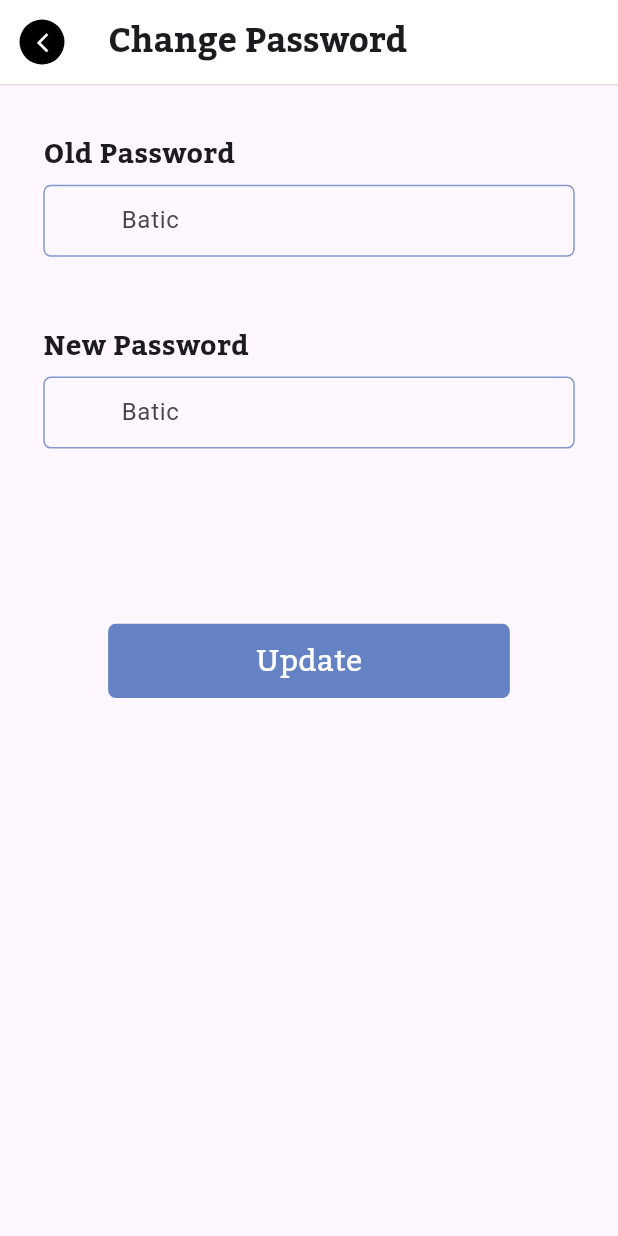
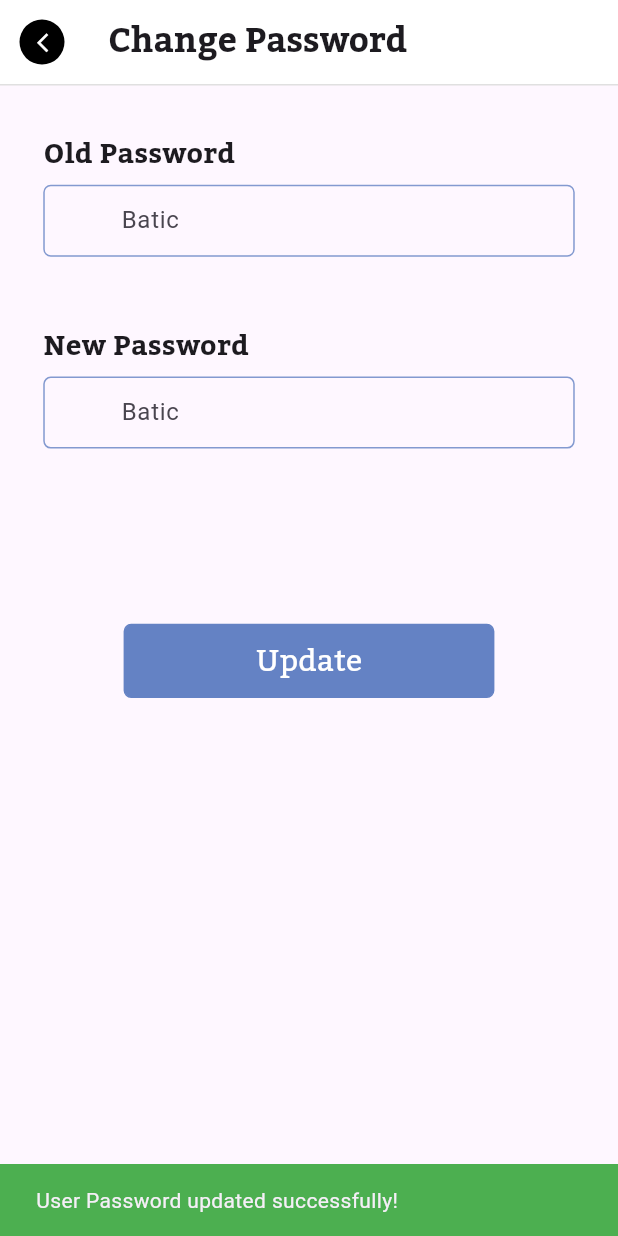
Before and after one commit to eylem2002/Real-Estate-Home-App, a Flutter app: the changePass screen opened directly, after a tap on "Update", on a phone screen of 412 x 824 dp. Run offline on Flutter 3.47's test engine with Material 3 defaults, Android fonts, the phone set to English and light mode, and no system bars; our stand-ins replace carousel_slider, cloud_firestore, firebase_auth, firebase_core, firebase_storage, flutter_svg and 3 more; accounts and stored records are empty; project files that could hold a hidden picture were left out.

Commit message:
personal details & chnage password Done

```diff
--- a/lib/core/services/MapScreen.dart
+++ b/lib/core/services/MapScreen.dart
@@ -11,7 +11,7 @@ class MapScreen extends StatefulWidget {
   final String servicesName;
   final double lon, lat;
 
-  const MapScreen({super.key, required this.servicesName, required this.lon, required this.lat});
+ const MapScreen({Key? key, required this.servicesName, required this.lon, required this.lat}) : super(key: key);
 
   @override
   _MapScreenState createState() => _MapScreenState();
@@ -112,7 +112,7 @@ class _MapScreenState extends State<MapScreen> {
                   rotateGesturesEnabled: true,
                   tiltGesturesEnabled: false,
                   myLocationEnabled: true,
-                  gestureRecognizers: <dynamic>{}..add(Factory<PanGestureRecognizer>(() => PanGestureRecognizer())),
+                gestureRecognizers: Set()..add(Factory<PanGestureRecognizer>(() => PanGestureRecognizer())),
                   mapType: currentMapType,
                   initialCameraPosition: cam_pos,
 
--- a/lib/view/screen/Main Screen/Profile Pages/Sell and rent/both/addPlanfloor.dart
+++ b/lib/view/screen/Main Screen/Profile Pages/Sell and rent/both/addPlanfloor.dart
@@ -9,7 +9,7 @@ List<File> sharedImageList = [];
     List<String> imageUrls = [];
 
 class ImagePick extends StatefulWidget {
-  const ImagePick({super.key, Key? key});
+const ImagePick({Key? key});
 
   @override
   State<ImagePick> createState() => _PickImageState();
--- a/lib/view/screen/Main Screen/Profile Pages/firstBox/ChnagePass.dart
+++ b/lib/view/screen/Main Screen/Profile Pages/firstBox/ChnagePass.dart
@@ -1,6 +1,7 @@
 // ignore: file_names
 // ignore_for_file: file_names
 
+import 'package:cloud_firestore/cloud_firestore.dart';
 import 'package:flutter/material.dart';
 import 'package:new_batic/controller/signup_controller.dart';
 import 'package:new_batic/core/services/EnterSevices.dart';
@@ -124,13 +125,55 @@ class _chnagePassState extends State<changePass> {
                   Center(
                       child: defaultButton(
                         text: 'Update',
-                      function: () {
+                        function: () {},
+                        onPressed: () async {
+                          try {
+                            String str="";
+                             final getData = await FirebaseFirestore.instance.collection('Users').get();
+    List<QueryDocumentSnapshot> Useer = getData.docs;
+
+    for (var element in Useer)
+    {
+str=element.id;
+    }
+
+
                             if (signUpController.formKey.currentState!
-                            .validate()) {}
+                                .validate()) {
+                             // User? user = FirebaseAuth.instance.currentUser;
+                             // print(user!.uid);
+
+                              if (str != null) {
+
+                                await FirebaseFirestore.instance.collection('Users').doc(str).update({
+                                  'Password': signUpController.password.text.toString(),
+
+                                });
+
+
+                                ScaffoldMessenger.of(context).showSnackBar(
+                                  SnackBar(
+                                    content: Text(
+                                        'User Password updated successfully!'),
+                                        backgroundColor: Colors.green,
+                                  ),
+                                );
+                              }
+                            }
+                          } catch (e) {
+                            print('Error updating user Password: $e');
+                            ScaffoldMessenger.of(context).showSnackBar(
+                              SnackBar(
+                                content: Text(
+                                    'An error occurred while updating user Password.'),
+                                     backgroundColor: Colors.red,
+                              ),
+
+                            );
+                          }
                         },
-                      onPressed: () {},
                         borderWidth: 10,
-                      width: widthNHeight0(context, 1) * 0.65,
+                        width: widthNHeight0(context, 1) * 0.6,
                         height: widthNHeight0(context, 1) * 0.12,
                         borderRadius: 5,
                       ),
--- a/lib/view/widget/Myhomecard.dart
+++ b/lib/view/widget/Myhomecard.dart
@@ -1,4 +1,4 @@
-// ignore_for_file: use_super_parameters
+// ignore_for_file: use_super_parameters, avoid_unnecessary_containers
 
 import 'package:flutter/material.dart';
 import 'package:new_batic/core/class/prodect.dart';
```
Also changed, not shown: lib/view/screen/Main Screen/Profile Pages/firstBox/personalDetils_screen.dart (+22 -14 lines). Lines whose indentation alone changed are shown as unchanged.
